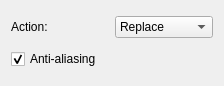
First picture: the form in krita/ui/wdgselectionoptions.ui, repository KDE/krita, before the edit.
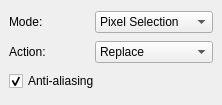
Second picture: the form after the edit.

Commit message: *added intersect selection action only used the rectangle tool at the moment *added combobox to switch between pixel and shape selection *rectangle tool now uses the KoRectangleShape if possible which makes rounded rect selections possible

What changed in the file:
```diff
--- a/krita/ui/wdgselectionoptions.ui
+++ b/krita/ui/wdgselectionoptions.ui
@@ -5,44 +5,18 @@
    <rect>
     <x>0</x>
     <y>0</y>
-    <width>224</width>
-    <height>86</height>
+    <width>222</width>
+    <height>105</height>
    </rect>
   </property>
   <layout class="QGridLayout" >
    <property name="margin" >
-    <number>11</number>
+    <number>9</number>
    </property>
    <property name="spacing" >
     <number>6</number>
    </property>
-   <item row="0" column="0" >
-    <widget class="QLabel" name="lblAction" >
-     <property name="text" >
-      <string>Action:</string>
-     </property>
-    </widget>
-   </item>
-   <item row="0" column="1" >
-    <widget class="QComboBox" name="cmbAction" >
-     <item>
-      <property name="text" >
-       <string>Replace</string>
-      </property>
-     </item>
-     <item>
-      <property name="text" >
-       <string>Add</string>
-      </property>
-     </item>
-     <item>
-      <property name="text" >
-       <string>Subtract</string>
-      </property>
-     </item>
-    </widget>
-   </item>
-   <item row="1" column="0" colspan="2" >
+   <item row="2" column="0" colspan="2" >
     <widget class="QCheckBox" name="chkAntiAliasing" >
      <property name="text" >
       <string>Anti-aliasing</string>
@@ -52,6 +26,69 @@
      </property>
     </widget>
    </item>
+   <item row="1" column="1" >
+    <widget class="QComboBox" name="cmbAction" >
+     <item>
+      <property name="text" >
+       <string>Replace</string>
+      </property>
+     </item>
+     <item>
+      <property name="text" >
+       <string>Add</string>
+      </property>
+     </item>
+     <item>
+      <property name="text" >
+       <string>Subtract</string>
+      </property>
+     </item>
+     <item>
+      <property name="text" >
+       <string>Intersect</string>
+      </property>
+     </item>
+    </widget>
+   </item>
+   <item row="1" column="0" >
+    <widget class="QLabel" name="lblAction" >
+     <property name="text" >
+      <string>Action:</string>
+     </property>
+    </widget>
+   </item>
+   <item row="0" column="0" >
+    <widget class="QLabel" name="lblMode" >
+     <property name="cursor" >
+      <cursor>2</cursor>
+     </property>
+     <property name="text" >
+      <string>Mode:</string>
+     </property>
+    </widget>
+   </item>
+   <item row="0" column="1" >
+    <widget class="QComboBox" name="cmbMode" >
+     <property name="sizePolicy" >
+      <sizepolicy>
+       <hsizetype>0</hsizetype>
+       <vsizetype>0</vsizetype>
+       <horstretch>0</horstretch>
+       <verstretch>0</verstretch>
+      </sizepolicy>
+     </property>
+     <item>
+      <property name="text" >
+       <string>Pixel Selection</string>
+      </property>
+     </item>
+     <item>
+      <property name="text" >
+       <string>Vector Selection</string>
+      </property>
+     </item>
+    </widget>
+   </item>
   </layout>
  </widget>
  <layoutdefault spacing="6" margin="11" />
```
The commit also changes 12 other files.
